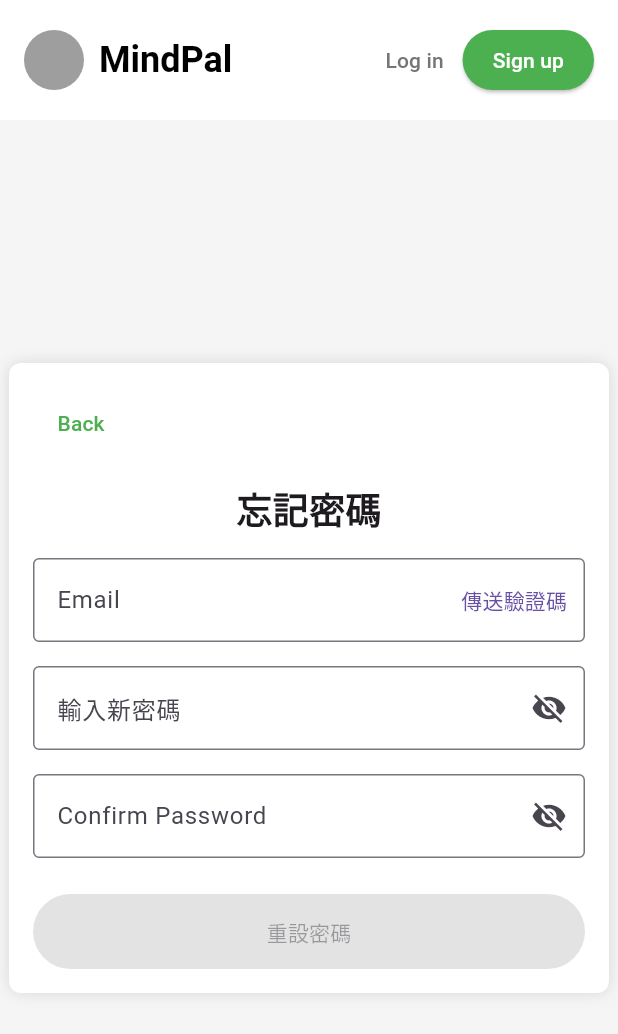
After one commit to StevenWanglolz/MindPal, a Flutter app: the ForgotPassword screen opened directly, on a phone screen of 412 x 824 dp. The commit adds this screen. Shown: the top 1034 px of the screen. Run offline on Flutter 3.47's test engine with Material 3 defaults, Android fonts, the phone set to English and light mode, and no system bars; our stand-ins replace email_validator, logger; statements that could not run were skipped.

Commit message:
Change text to Chinese

```diff
--- /dev/null
+++ b/mindpal_web_app/lib/pages/forgot_password.dart
@@ -0,0 +1,188 @@
+import 'package:flutter/material.dart';
+import 'package:email_validator/email_validator.dart';
+
+class ForgotPassword extends StatefulWidget {
+  const ForgotPassword({super.key});
+
+  @override
+  ForgotPasswordState createState() => ForgotPasswordState();
+}
+
+class ForgotPasswordState extends State<ForgotPassword> {
+  final TextEditingController _emailController = TextEditingController();
+  final TextEditingController _passwordController = TextEditingController();
+  bool _obscurePassword = true;
+  bool isEmailValid = true;
+  bool isEmailSent = false;
+
+  void _validateEmail() {
+    setState(() {
+      isEmailValid = EmailValidator.validate(_emailController.text);
+      if (isEmailValid) {
+        // Simulate sending SMS
+        isEmailSent = true;
+      } else {
+        isEmailSent = false;
+      }
+    });
+  }
+
+  @override
+  Widget build(BuildContext context) {
+    return Scaffold(
+      backgroundColor: Colors.grey[100],
+      appBar: AppBar(
+        automaticallyImplyLeading: false,
+        backgroundColor: Colors.white,
+        elevation: 0,
+        toolbarHeight: 80,
+        title: Row(
+          mainAxisAlignment: MainAxisAlignment.spaceBetween,
+          children: [
+            const Row(
+              children: [
+                CircleAvatar(
+                  backgroundColor: Colors.grey,
+                  radius: 20,
+                ),
+                SizedBox(width: 10),
+                Text(
+                  'MindPal',
+                  style: TextStyle(
+                    color: Colors.black,
+                    fontSize: 24,
+                    fontWeight: FontWeight.bold,
+                  ),
+                ),
+              ],
+            ),
+            Row(
+              children: [
+                TextButton(
+                  onPressed: () {
+                    Navigator.pushNamed(context, '/login');
+                  },
+                  child:
+                      Text('Log in', style: TextStyle(color: Colors.grey[600])),
+                ),
+                ElevatedButton(
+                  onPressed: () {
+                    Navigator.pushNamed(context, '/register1');
+                  },
+                  style: ElevatedButton.styleFrom(
+                    backgroundColor: Colors.green,
+                    padding: const EdgeInsets.symmetric(horizontal: 20),
+                  ),
+                  child: const Text('Sign up',
+                      style: TextStyle(color: Colors.white)),
+                ),
+              ],
+            ),
+          ],
+        ),
+      ),
+      body: Center(
+        child: Container(
+          padding: const EdgeInsets.all(16),
+          width: 400,
+          decoration: BoxDecoration(
+            color: Colors.white,
+            borderRadius: BorderRadius.circular(8),
+            boxShadow: const [
+              BoxShadow(
+                color: Colors.black12,
+                blurRadius: 8,
+              ),
+            ],
+          ),
+          child: Column(
+            mainAxisSize: MainAxisSize.min,
+            crossAxisAlignment: CrossAxisAlignment.center,
+            children: [
+              Align(
+                alignment: Alignment.topLeft,
+                child: TextButton(
+                  onPressed: () {
+                    Navigator.pop(context);
+                  },
+                  child: const Text(
+                    'Back',
+                    style: TextStyle(color: Colors.green),
+                  ),
+                ),
+              ),
+              const SizedBox(height: 16),
+              const Text(
+                '忘記密碼',
+                style: TextStyle(fontSize: 24, fontWeight: FontWeight.bold),
+              ),
+              const SizedBox(height: 16),
+              TextField(
+                controller: _emailController,
+                decoration: InputDecoration(
+                  labelText: 'Email',
+                  border: const OutlineInputBorder(),
+                  errorText: isEmailValid ? null : 'Email is not valid',
+                  suffixIcon: TextButton(
+                    onPressed: _validateEmail,
+                    child: const Text('傳送驗證碼'),
+                  ),
+                ),
+              ),
+              const SizedBox(height: 16),
+              TextField(
+                controller: _passwordController,
+                obscureText: _obscurePassword,
+                decoration: InputDecoration(
+                  labelText: '輸入新密碼',
+                  border: const OutlineInputBorder(),
+                  suffixIcon: IconButton(
+                    icon: Icon(
+                      _obscurePassword
+                          ? Icons.visibility_off
+                          : Icons.visibility,
+                    ),
+                    onPressed: () {
+                      setState(() {
+                        _obscurePassword = !_obscurePassword;
+                      });
+                    },
+                  ),
+                ),
+              ),
+              const SizedBox(height: 16),
+              TextField(
+                obscureText: _obscurePassword,
+                decoration: InputDecoration(
+                  labelText: 'Confirm Password',
+                  border: const OutlineInputBorder(),
+                  suffixIcon: IconButton(
+                    icon: Icon(
+                      _obscurePassword
+                          ? Icons.visibility_off
+                          : Icons.visibility,
+                    ),
+                    onPressed: () {
+                      setState(() {
+                        _obscurePassword = !_obscurePassword;
+                      });
+                    },
+                  ),
+                ),
+              ),
+              const SizedBox(height: 24),
+              ElevatedButton(
+                onPressed: isEmailSent ? () {} : null,
+                style: ElevatedButton.styleFrom(
+                  minimumSize: const Size(double.infinity, 50),
+                  backgroundColor: isEmailSent ? Colors.green : Colors.grey,
+                ),
+                child: const Text('重設密碼'),
+              ),
+            ],
+          ),
+        ),
+      ),
+    );
+  }
+}
--- a/mindpal_web_app/lib/pages/login.dart
+++ b/mindpal_web_app/lib/pages/login.dart
@@ -109,7 +109,7 @@ class LoginPageState extends State<Login> {
                     backgroundColor: Colors.green,
                     padding: const EdgeInsets.symmetric(horizontal: 20),
                   ),
-                  child: const Text('Sign Up'),
+                  child: const Text('登入'),
                 ),
               ],
             ),
--- a/mindpal_web_app/lib/pages/register1.dart
+++ b/mindpal_web_app/lib/pages/register1.dart
@@ -39,7 +39,7 @@ class Register1State extends State<Register1> {
   }
 
   bool _validatePassword(String password) {
-    if (password.length < 8) return false;
+    if (password.length < 6) return false;
     bool hasLetter = password.contains(RegExp(r'[A-Za-z]'));
     bool hasDigit = password.contains(RegExp(r'\d'));
     bool hasSpecialChar = password.contains(RegExp(r'[!@#$%^&*(),.?":{}|<>]'));
@@ -133,7 +133,7 @@ class Register1State extends State<Register1> {
                   TextField(
                     controller: _emailController,
                     decoration: InputDecoration(
-                      labelText: 'Email address',
+                      labelText: '電子信箱',
                       border: const OutlineInputBorder(),
                       errorText: isEmailEmpty ? '此欄位不可為空' : null,
                     ),
@@ -157,7 +157,7 @@ class Register1State extends State<Register1> {
                       errorText: isPasswordEmpty
                           ? '此欄位不可為空'
                           : (!isPasswordValid
-                              ? '密碼必須包含至少8個字符，包括字母，數字和符號'
+                              ? '密碼必須包含至少6個字符，包括字母，數字和符號'
                               : null),
                       suffixIcon: IconButton(
                         icon: Icon(
@@ -182,11 +182,11 @@ class Register1State extends State<Register1> {
                       minimumSize: const Size(double.infinity, 40),
                       backgroundColor: Colors.green,
                     ),
-                    child: const Text('Next'),
+                    child: const Text('下一頁'),
                   ),
                   const SizedBox(height: 16.0),
                   const Center(
-                    child: Text('Already have an account?'),
+                    child: Text('已用有帳號?'),
                   ),
                   Center(
                     child: ElevatedButton(
@@ -198,7 +198,7 @@ class Register1State extends State<Register1> {
                         elevation: 0,
                       ),
                       child: const Text(
-                        'Log In',
+                        '登入',
                         style: TextStyle(
                           color: Colors.green,
                           fontWeight: FontWeight.bold,
--- a/mindpal_web_app/lib/route.dart
+++ b/mindpal_web_app/lib/route.dart
@@ -30,6 +30,9 @@ class RouteGenerator {
       case '/login':
         _logger.d("Navigating to Login page");
         return MaterialPageRoute(builder: (_) => const Login());
+      case '/forget_password':
+        _logger.d("Navigating to ForgetPassword");
+          return MaterialPageRoute(builder = (_)) => const ForgotPassword();
       default:
         _logger.w("Route not found, showing error page");
         return _errorRoute();
```
Also changed, not shown: mindpal_web_app/lib/pages/home_page.dart (deleted, +0 -21 lines), mindpal_web_app/lib/pages/second_page.dart (deleted, +0 -17 lines).
